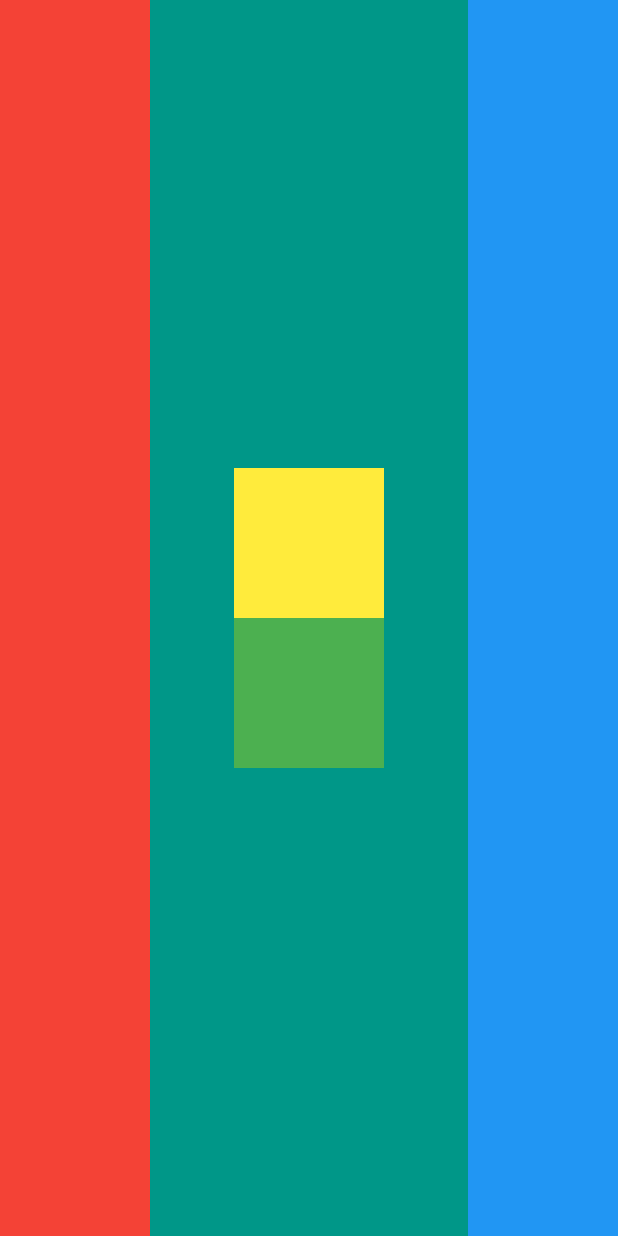
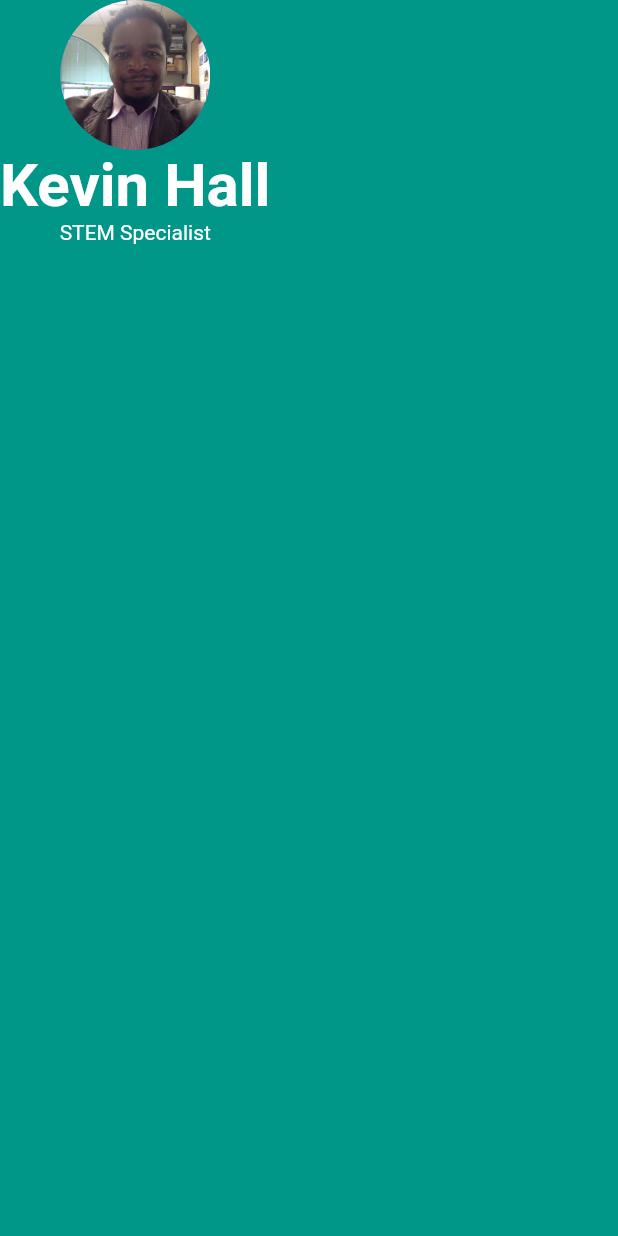
Before and after one commit to mrhallonline/micard-flutter-project, a Flutter app: the screen it shows after launch, on a phone screen of 412 x 824 dp. Run offline on Flutter 3.47's test engine with Material 2 defaults, Android fonts, the phone set to English and light mode, and no system bars.

Commit message:
add circular avatar and description

```diff
--- a/lib/main.dart
+++ b/lib/main.dart
@@ -11,40 +11,27 @@ class MyApp extends StatelessWidget {
       home: Scaffold(
         backgroundColor: Colors.teal,
         body: SafeArea(
-          child: Row(
-            // crossAxisAlignment: CrossAxisAlignment.stretch,
-            mainAxisAlignment: MainAxisAlignment.spaceBetween,
+          child: Column(
             children: <Widget>[
-              Container(
-                height: double.infinity,
-                width: 100,
-                color: Colors.red,
+              CircleAvatar(
+                radius: 50.0,
+                backgroundImage: AssetImage('assets/images/kh.jpg'),
               ),
-              Container(
-                width: 100.0,
-                height: double.infinity,
-                color: Colors.teal,
-                child: Column(
-                  mainAxisAlignment: MainAxisAlignment.center,
-                  children: <Widget>[
-                    Container(
-                      height: 100,
-                      width: 100,
-                      color: Colors.yellow,
-                    ),
-                    Container(
-                      height: 100,
-                      width: 100,
-                      color: Colors.green,
-                    ),
-                  ],
+              Text(
+                'Kevin Hall',
+                style: TextStyle(
+                  fontSize: 40.0,
+                  color: Colors.white,
+                  fontWeight: FontWeight.bold,
                 ),
               ),
-              Container(
-                height: double.infinity,
-                width: 100.0,
-                color: Colors.blue,
+              Text(
+                'STEM Specialist',
+                style: TextStyle(
+                  color: Colors.white,
+                ),
               ),
+
             ],
           ),
         ),
```
Also changed, not shown: pubspec.yaml (+2 -46 lines), assets/fonts/Pacifico/Pacifico-Regular.ttf (added), assets/images/kevinhall.png (added), assets/images/kh.jpg (added), 1 other file.
